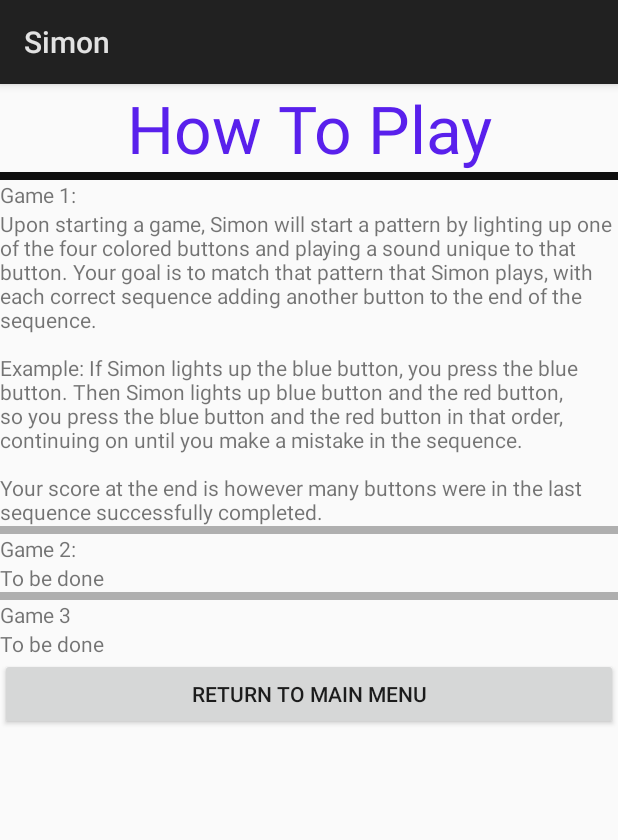
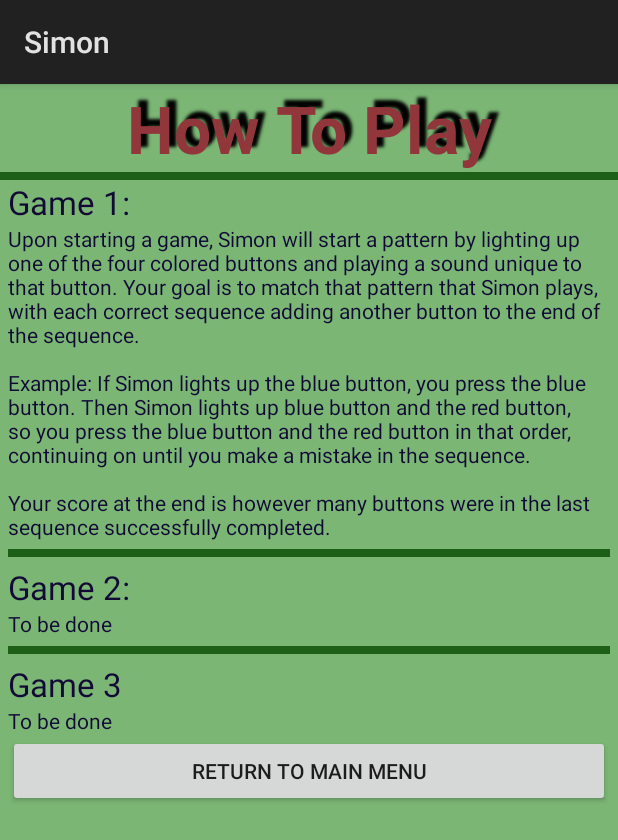
Before and after one commit to HarrisonWelch/Simon, an Android app: the HowToPlayActivity screen opened directly, with no data from a screen before it, on a phone screen of 412 x 824 dp. Shown: the top 840 px of the screen. Run offline under Robolectric (Android 15) with nearby library versions, the phone set to English and light mode, and no system bars.

Commit message:
make how to play activity nicer looking.

```diff
--- a/app/src/main/res/layout/activity_how_to_play.xml
+++ b/app/src/main/res/layout/activity_how_to_play.xml
@@ -3,9 +3,12 @@
     xmlns:tools="http://schemas.android.com/tools"
     android:layout_width="match_parent"
     android:layout_height="match_parent"
+    android:background="#7BB675"
     tools:context="com.harrisonwelch.simon.HowToPlayActivity">
-    <LinearLayout android:layout_width="match_parent"
-        android:layout_height="match_parent"
+
+    <LinearLayout
+        android:layout_width="wrap_content"
+        android:layout_height="wrap_content"
         android:orientation="vertical">
 
 
@@ -14,66 +17,102 @@
             style="@style/headerText"
             android:layout_width="match_parent"
             android:layout_height="wrap_content"
+            android:shadowColor="#000000"
+            android:shadowDx="7"
+            android:shadowDy="-7"
+            android:shadowRadius="2"
             android:text="How To Play"
-            android:textAlignment="center" />
+            android:textAlignment="center"
+            android:textStyle="bold"
+            tools:shadowColor="#000000" />
 
         <View
+            android:id="@+id/view"
             android:layout_width="match_parent"
             android:layout_height="5dp"
-            android:background="#0f0f0f" />
+            android:background="#1D5F16" />
 
         <TextView
             android:id="@+id/textView5"
+            style="@style/h2"
             android:layout_width="match_parent"
             android:layout_height="wrap_content"
-            android:text="Game 1:" />
+            android:layout_marginEnd="5dp"
+            android:layout_marginStart="5dp"
+            android:text="Game 1:"
+            android:textColor="#110A35" />
 
         <TextView
             android:id="@+id/textView6"
             android:layout_width="match_parent"
             android:layout_height="wrap_content"
-            android:text="@string/howToPlayMainTextOriginal" />
+            android:layout_marginEnd="5dp"
+            android:layout_marginStart="5dp"
+            android:text="@string/howToPlayMainTextOriginal"
+            android:textColor="#110A35" />
+
+        <View
+            android:id="@+id/view3"
+            android:layout_width="match_parent"
+            android:layout_height="5dp"
+            android:layout_margin="5dp"
+            android:layout_marginEnd="10dp"
+            android:layout_marginStart="10dp"
+            android:background="#1D5F16" />
+
+        <TextView
+            android:id="@+id/textView7"
+            style="@style/h2"
+            android:layout_width="match_parent"
+            android:layout_height="wrap_content"
+            android:layout_marginEnd="5dp"
+            android:layout_marginStart="5dp"
+            android:text="Game 2:"
+            android:textColor="#110A35" />
+
+        <TextView
+            android:id="@+id/textView8"
+            android:layout_width="match_parent"
+            android:layout_height="wrap_content"
+            android:layout_marginEnd="5dp"
+            android:layout_marginStart="5dp"
+            android:text="@string/howToPlayMainTextGame1"
+            android:textColor="#110A35" />
 
         <View
             android:id="@+id/view2"
             android:layout_width="match_parent"
             android:layout_height="5dp"
-            android:background="#afafaf" />
-
-        <TextView
-            android:id="@+id/textView7"
-            android:layout_width="match_parent"
-            android:layout_height="wrap_content"
-            android:text="Game 2:" />
-
-        <TextView
-            android:id="@+id/textView8"
-            android:layout_width="match_parent"
-            android:layout_height="wrap_content"
-            android:text="@string/howToPlayMainTextGame1" />
-
-        <View
-            android:id="@+id/view3"
-            android:layout_width="match_parent"
-            android:layout_height="5dp"
-            android:background="#afafaf" />
+            android:layout_margin="5dp"
+            android:layout_marginEnd="10dp"
+            android:layout_marginStart="10dp"
+            android:background="#1D5F16" />
 
         <TextView
             android:id="@+id/textView9"
+            style="@style/h2"
             android:layout_width="match_parent"
             android:layout_height="wrap_content"
-            android:text="Game 3" />
+            android:layout_marginEnd="5dp"
+            android:layout_marginStart="5dp"
+            android:text="Game 3"
+            android:textColor="#110A35" />
 
         <TextView
             android:id="@+id/textView10"
             android:layout_width="match_parent"
             android:layout_height="wrap_content"
-            android:text="@string/howToPlayMainTextGame2" />
+            android:layout_marginEnd="5dp"
+            android:layout_marginStart="5dp"
+            android:text="@string/howToPlayMainTextGame2"
+            android:textColor="#110A35" />
 
         <Button
             android:id="@+id/button_back"
             android:layout_width="match_parent"
             android:layout_height="wrap_content"
+            android:layout_marginEnd="5dp"
+            android:layout_marginStart="5dp"
             android:text="@string/returnToMain" />
 
 
--- a/app/src/main/res/values/styles.xml
+++ b/app/src/main/res/values/styles.xml
@@ -7,7 +7,12 @@
 
     <style name="headerText">
         <item name="android:textSize">44sp</item>
-        <item name="android:textColor">#5920EC</item>
+        <item name="android:textColor">#91363B</item>
+    </style>
+
+    <style name="h2">
+        <item name="android:textSize">22sp</item>
+        <item name="android:textColor">#110A35</item>
     </style>
 
     <style name="bodyText">
```
